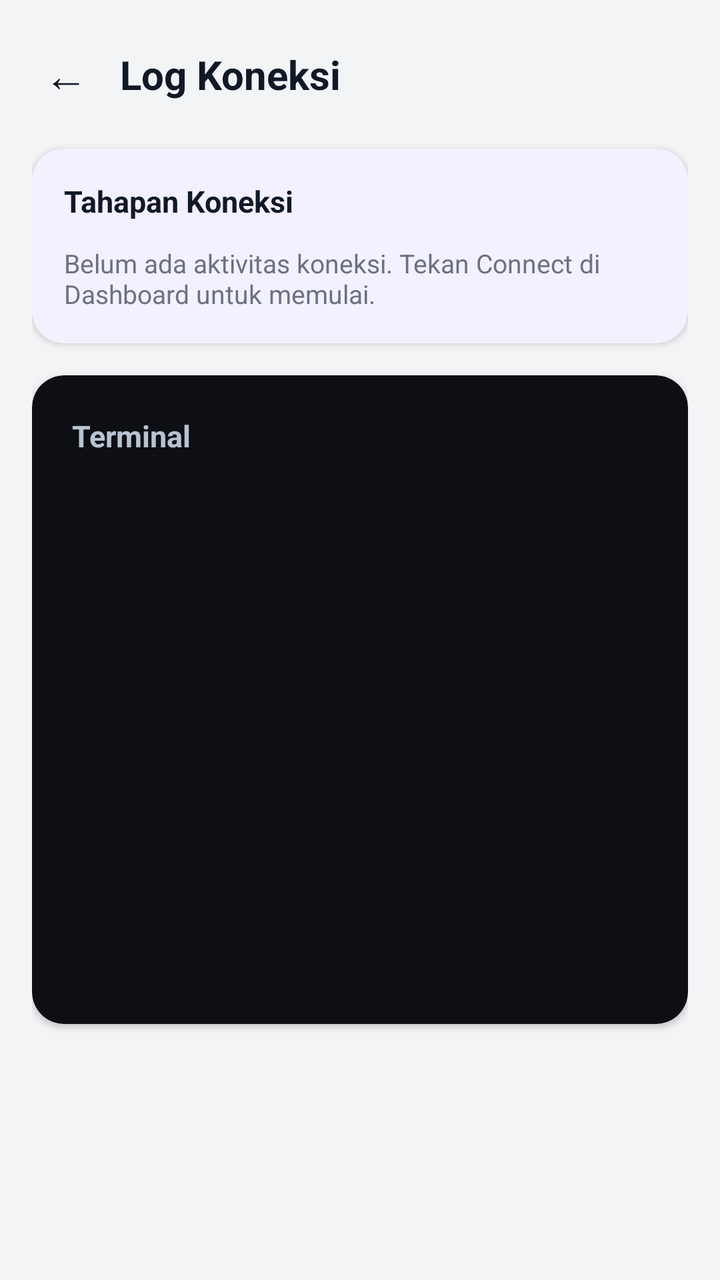
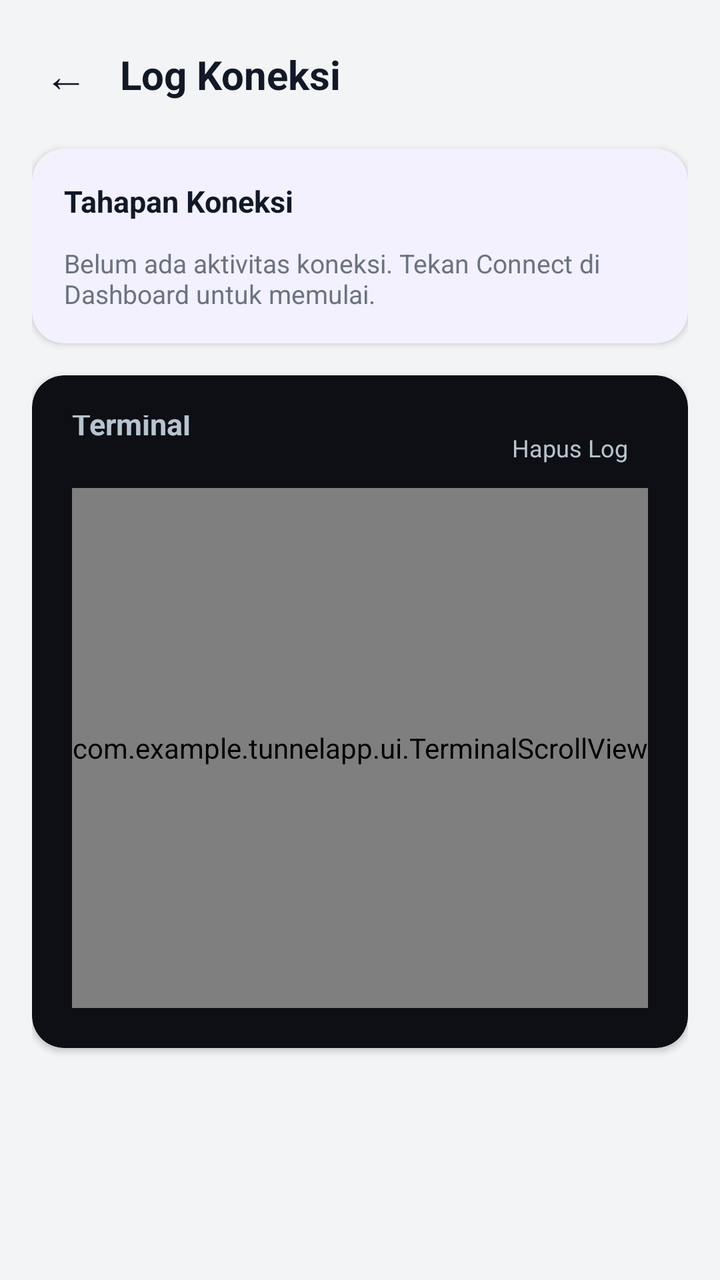

An Android layout rendered at two revisions. The XML below is the earlier revision; the diff shows what the commit changed to produce the second picture.
<!-- AndroidManifest.xml: application theme Theme.TunnelApp -->
<!-- res/layout/activity_log.xml -->
<?xml version="1.0" encoding="utf-8"?>
<ScrollView xmlns:android="http://schemas.android.com/apk/res/android"
    xmlns:app="http://schemas.android.com/apk/res-auto"
    android:layout_width="match_parent"
    android:layout_height="match_parent"
    android:background="@color/app_background"
    android:fillViewport="true">

    <LinearLayout
        android:layout_width="match_parent"
        android:layout_height="wrap_content"
        android:orientation="vertical"
        android:padding="16dp"
        android:animateLayoutChanges="true">

        
        <LinearLayout
            android:layout_width="match_parent"
            android:layout_height="wrap_content"
            android:orientation="horizontal"
            android:gravity="center_vertical"
            android:layout_marginBottom="16dp">

            <TextView
                android:id="@+id/btnBack"
                android:layout_width="wrap_content"
                android:layout_height="wrap_content"
                android:text="←"
                android:textColor="@color/text_primary"
                android:textSize="22sp"
                android:padding="6dp"
                android:clickable="true"
                android:focusable="true"
                android:background="?attr/selectableItemBackgroundBorderless"
                android:layout_marginEnd="10dp" />

            <TextView
                android:layout_width="wrap_content"
                android:layout_height="wrap_content"
                android:text="Log Koneksi"
                android:textColor="@color/text_primary"
                android:textSize="20sp"
                android:textStyle="bold" />
        </LinearLayout>

        
        <com.google.android.material.card.MaterialCardView
            style="@style/Card.Section"
            android:layout_width="match_parent"
            android:layout_height="wrap_content"
            android:layout_marginBottom="16dp">

            <LinearLayout
                android:layout_width="match_parent"
                android:layout_height="wrap_content"
                android:orientation="vertical">

                <TextView
                    style="@style/SectionTitleText"
                    android:layout_width="wrap_content"
                    android:layout_height="wrap_content"
                    android:text="Tahapan Koneksi" />

                <TextView
                    android:id="@+id/tvLogEmpty"
                    android:layout_width="match_parent"
                    android:layout_height="wrap_content"
                    android:text="Belum ada aktivitas koneksi. Tekan Connect di Dashboard untuk memulai."
                    android:textColor="@color/text_secondary"
                    android:textSize="13sp" />

                <LinearLayout
                    android:id="@+id/llLogSteps"
                    android:layout_width="match_parent"
                    android:layout_height="wrap_content"
                    android:orientation="vertical"
                    android:animateLayoutChanges="true" />
            </LinearLayout>
        </com.google.android.material.card.MaterialCardView>

        
        <com.google.android.material.card.MaterialCardView
            style="@style/Card.Section"
            app:cardBackgroundColor="#0D0F14"
            android:layout_width="match_parent"
            android:layout_height="wrap_content">

            <LinearLayout
                android:layout_width="match_parent"
                android:layout_height="wrap_content"
                android:orientation="vertical"
                android:padding="4dp">

                <TextView
                    style="@style/SectionTitleText"
                    android:layout_width="wrap_content"
                    android:layout_height="wrap_content"
                    android:textColor="#B7C4D0"
                    android:layout_marginBottom="4dp"
                    android:text="Terminal" />

                <ScrollView
                    android:id="@+id/svTerminal"
                    android:layout_width="match_parent"
                    android:layout_height="260dp"
                    android:scrollbars="vertical">

                    <TextView
                        android:id="@+id/tvTerminal"
                        android:layout_width="match_parent"
                        android:layout_height="wrap_content"
                        android:fontFamily="monospace"
                        android:textSize="11.5sp"
                        android:textColor="#8FE38F"
                        android:textIsSelectable="true"
                        android:text="" />
                </ScrollView>
            </LinearLayout>
        </com.google.android.material.card.MaterialCardView>

    </LinearLayout>
</ScrollView>
<!-- resources referenced by this layout -->
<resources>
  <color name="app_background">#F3F4F6</color>
  <color name="text_primary">#111827</color>
  <color name="text_secondary">#6B7280</color>
  <style name="Card.Section" parent="Widget.Material3.CardView.Elevated">
          <item name="cardCornerRadius">16dp</item>
          <item name="cardElevation">2dp</item>
          <item name="contentPadding">16dp</item>
          <item name="cardBackgroundColor">@color/card_background</item>
          <item name="strokeWidth">0dp</item>
      </style>
  <style name="SectionTitleText">
          <item name="android:textColor">@color/text_primary</item>
          <item name="android:textStyle">bold</item>
          <item name="android:textSize">15sp</item>
          <item name="android:layout_marginBottom">12dp</item>
      </style>
  <style name="Theme.TunnelApp" parent="Theme.Material3.Light.NoActionBar">
          <item name="colorPrimary">@color/brand_primary</item>
          <item name="colorPrimaryDark">@color/brand_primary_dark</item>
          <item name="colorOnPrimary">@color/brand_on_primary</item>
          <item name="colorSecondary">@color/brand_secondary</item>
          <item name="colorSurface">@color/card_background</item>
          
          <item name="colorOnSurface">@color/text_primary</item>
          <item name="colorOnSurfaceVariant">@color/text_secondary</item>
          <item name="colorOutline">@color/divider</item>
          <item name="android:colorBackground">@color/app_background</item>
          <item name="android:statusBarColor">@color/brand_primary_dark</item>
          <item name="android:windowLightStatusBar">false</item>
      </style>
  <color name="card_background">#FFFFFF</color>
  <color name="brand_primary">#4F46E5</color>
  <color name="brand_primary_dark">#4338CA</color>
  <color name="brand_on_primary">#FFFFFF</color>
  <color name="brand_secondary">#0EA5A4</color>
  <color name="divider">#E5E7EB</color>
</resources>

<!-- the commit's change to res/layout/activity_log.xml (unified diff, before → after) -->
@@ -91,19 +91,42 @@
                 android:orientation="vertical"
                 android:padding="4dp">
 
-                <TextView
-                    style="@style/SectionTitleText"
-                    android:layout_width="wrap_content"
+                <LinearLayout
+                    android:layout_width="match_parent"
                     android:layout_height="wrap_content"
-                    android:textColor="#B7C4D0"
-                    android:layout_marginBottom="4dp"
-                    android:text="Terminal" />
+                    android:orientation="horizontal"
+                    android:gravity="center_vertical"
+                    android:layout_marginBottom="4dp">
 
-                <ScrollView
+                    <TextView
+                        style="@style/SectionTitleText"
+                        android:layout_width="0dp"
+                        android:layout_height="wrap_content"
+                        android:layout_weight="1"
+                        android:textColor="#B7C4D0"
+                        android:text="Terminal" />
+
+                    <TextView
+                        android:id="@+id/btnClearLog"
+                        android:layout_width="wrap_content"
+                        android:layout_height="wrap_content"
+                        android:text="Hapus Log"
+                        android:textColor="#B7C4D0"
+                        android:textSize="12sp"
+                        android:paddingHorizontal="10dp"
+                        android:paddingVertical="4dp"
+                        android:clickable="true"
+                        android:focusable="true"
+                        android:background="?attr/selectableItemBackgroundBorderless" />
+                </LinearLayout>
+
+                <com.example.tunnelapp.ui.TerminalScrollView
                     android:id="@+id/svTerminal"
                     android:layout_width="match_parent"
                     android:layout_height="260dp"
-                    android:scrollbars="vertical">
+                    android:scrollbars="vertical"
+                    android:fadeScrollbars="false"
+                    android:overScrollMode="always">
 
                     <TextView
                         android:id="@+id/tvTerminal"
@@ -114,7 +137,7 @@
                         android:textColor="#8FE38F"
                         android:textIsSelectable="true"
                         android:text="" />
-                </ScrollView>
+                </com.example.tunnelapp.ui.TerminalScrollView>
             </LinearLayout>
         </com.google.android.material.card.MaterialCardView>
 
